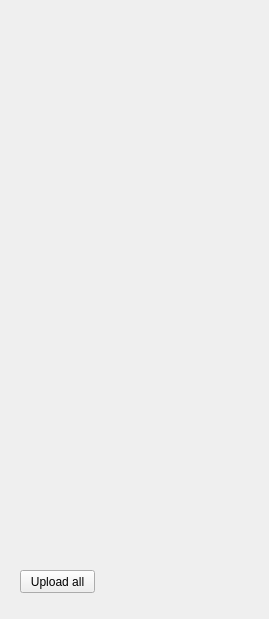
shreyaspotnis/barriershaper, file ui/Shaper.ui: the form before one commit.
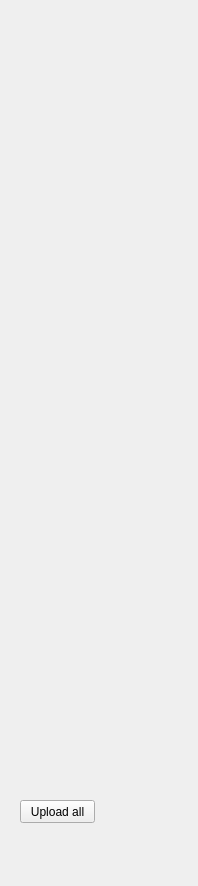
The form after the commit.

Commit message: Shaper now saves values when closed

Diff of the .ui file:
```diff
--- a/ui/Shaper.ui
+++ b/ui/Shaper.ui
@@ -6,8 +6,8 @@
    <rect>
     <x>0</x>
     <y>0</y>
-    <width>269</width>
-    <height>619</height>
+    <width>198</width>
+    <height>886</height>
    </rect>
   </property>
   <property name="windowTitle">
@@ -16,10 +16,10 @@
   <widget class="QWidget" name="verticalLayoutWidget">
    <property name="geometry">
     <rect>
-     <x>70</x>
-     <y>50</y>
+     <x>10</x>
+     <y>40</y>
      <width>160</width>
-     <height>481</height>
+     <height>711</height>
     </rect>
    </property>
    <layout class="QVBoxLayout" name="spinBoxLayout"/>
@@ -28,7 +28,7 @@
    <property name="geometry">
     <rect>
      <x>20</x>
-     <y>570</y>
+     <y>800</y>
      <width>75</width>
      <height>23</height>
     </rect>
```
The commit also changes 2 other files.
